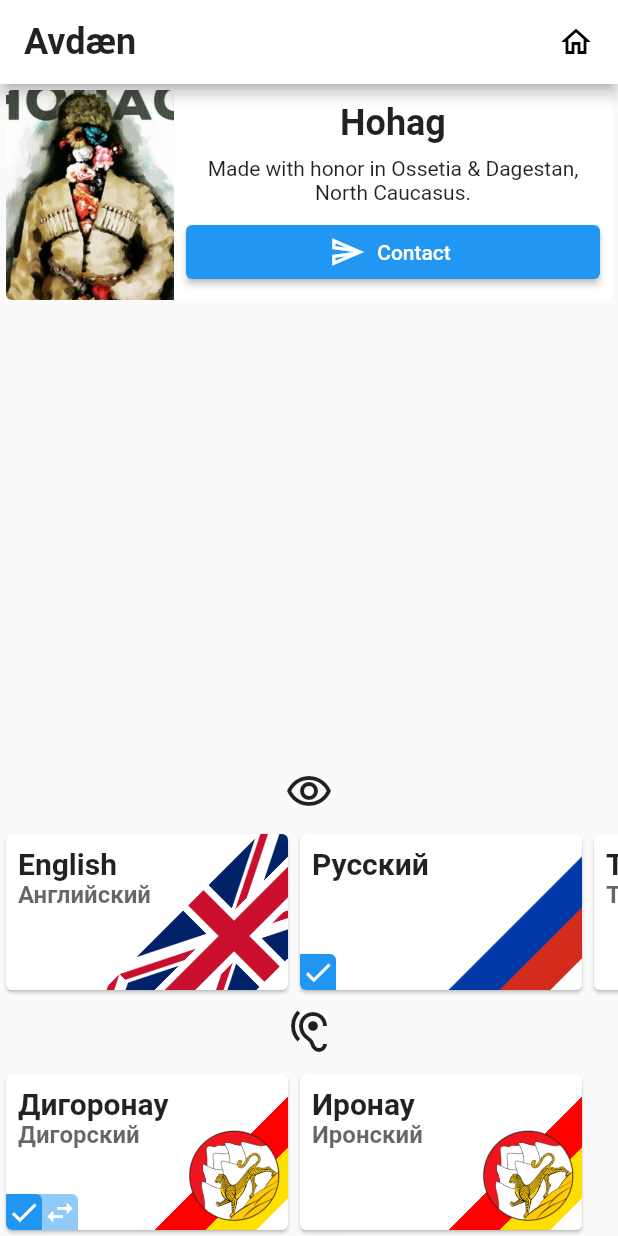
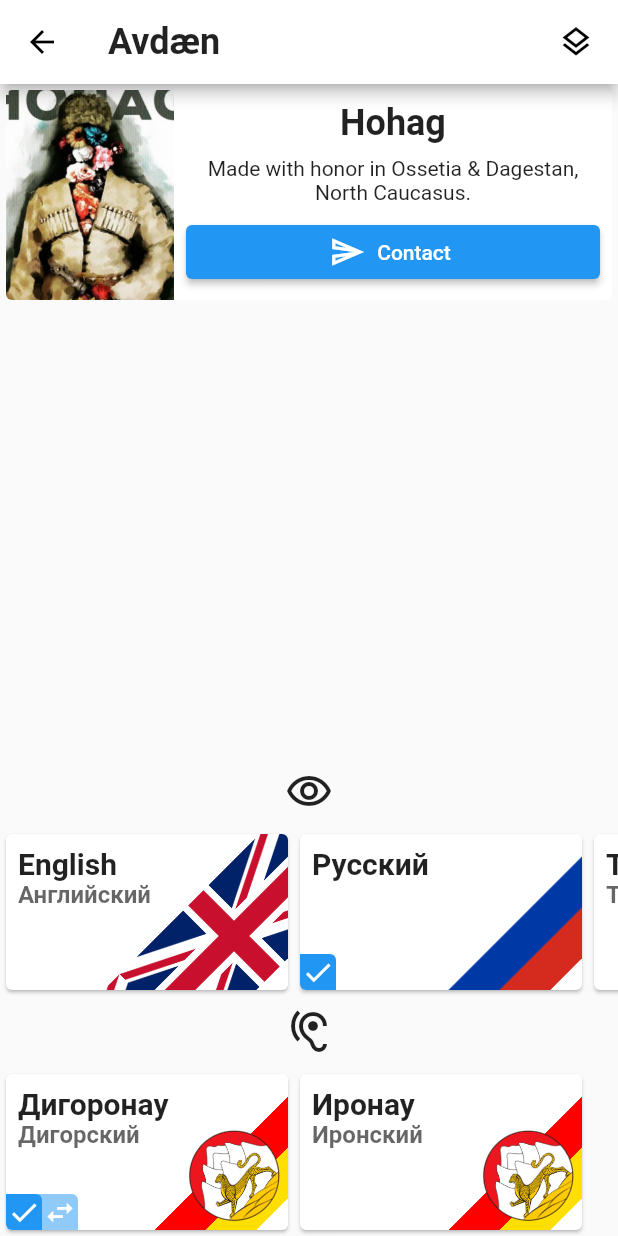
Before and after one commit to raxysstudios/avdan, a Flutter app: the screen it shows after launch, after a tap on an icon or button, on a phone screen of 412 x 824 dp. Run offline on Flutter 3.47's test engine with Material 2 defaults, Android fonts, the phone set to English and light mode, and no system bars; our stand-ins replace just_audio, sensors_plus, shared_preferences.

```diff
--- a/lib/settings/settings_screen.dart
+++ b/lib/settings/settings_screen.dart
@@ -1,4 +1,5 @@
 import 'package:avdan/data/language.dart';
+import 'package:avdan/parallax.dart';
 import 'package:avdan/store.dart';
 import 'package:avdan/settings/about_card.dart';
 import 'package:flutter/material.dart';
@@ -39,7 +40,6 @@ class _SettingsScreenState extends State<SettingsScreen> {
   Widget build(BuildContext context) {
     return Scaffold(
       appBar: AppBar(
-        automaticallyImplyLeading: false,
         title: Text(
           'Avdæn',
           style: TextStyle(
@@ -49,8 +49,13 @@ class _SettingsScreenState extends State<SettingsScreen> {
         ),
         actions: [
           IconButton(
-            icon: Icon(Icons.home_outlined),
-            onPressed: () => Navigator.pop(context),
+            icon: Icon(Icons.layers_outlined),
+            onPressed: () => Navigator.push(
+              context,
+              MaterialPageRoute(
+                builder: (_) => ParallaxPage(),
+              ),
+            ),
           ),
           SizedBox(width: 4),
         ],
```
Also changed, not shown: lib/parallax.dart (added, +68 -0 lines).
